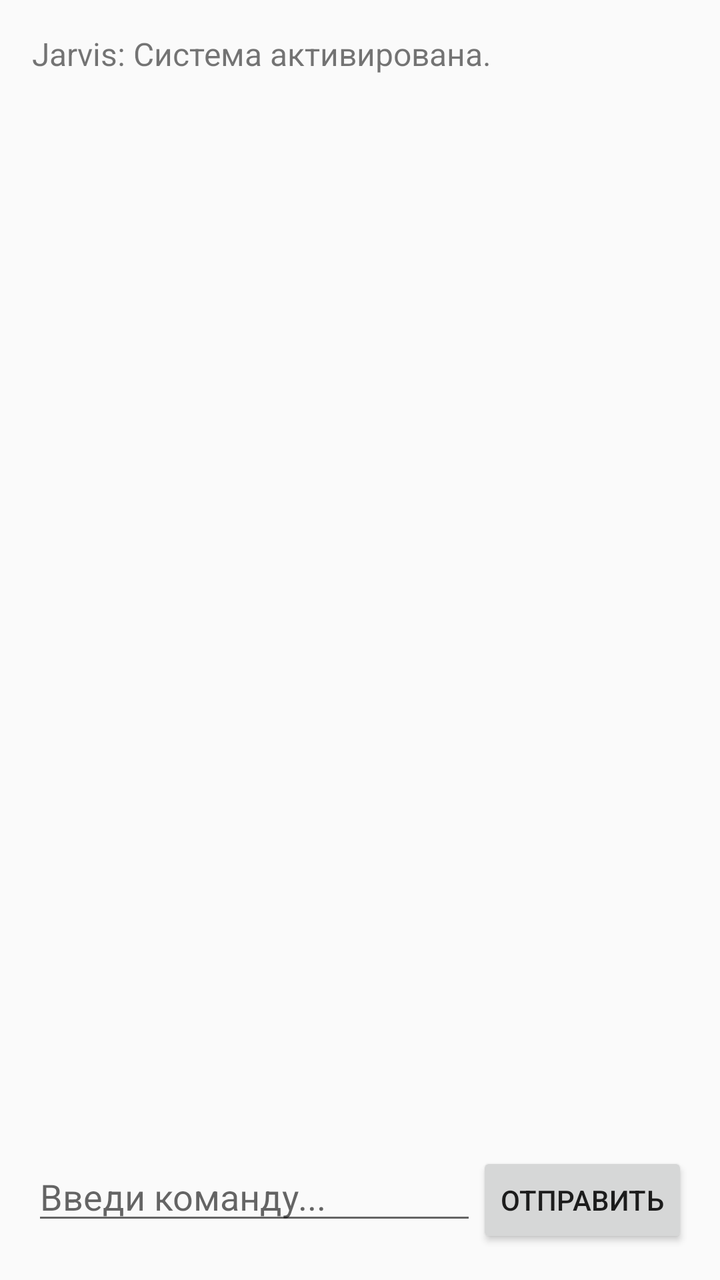
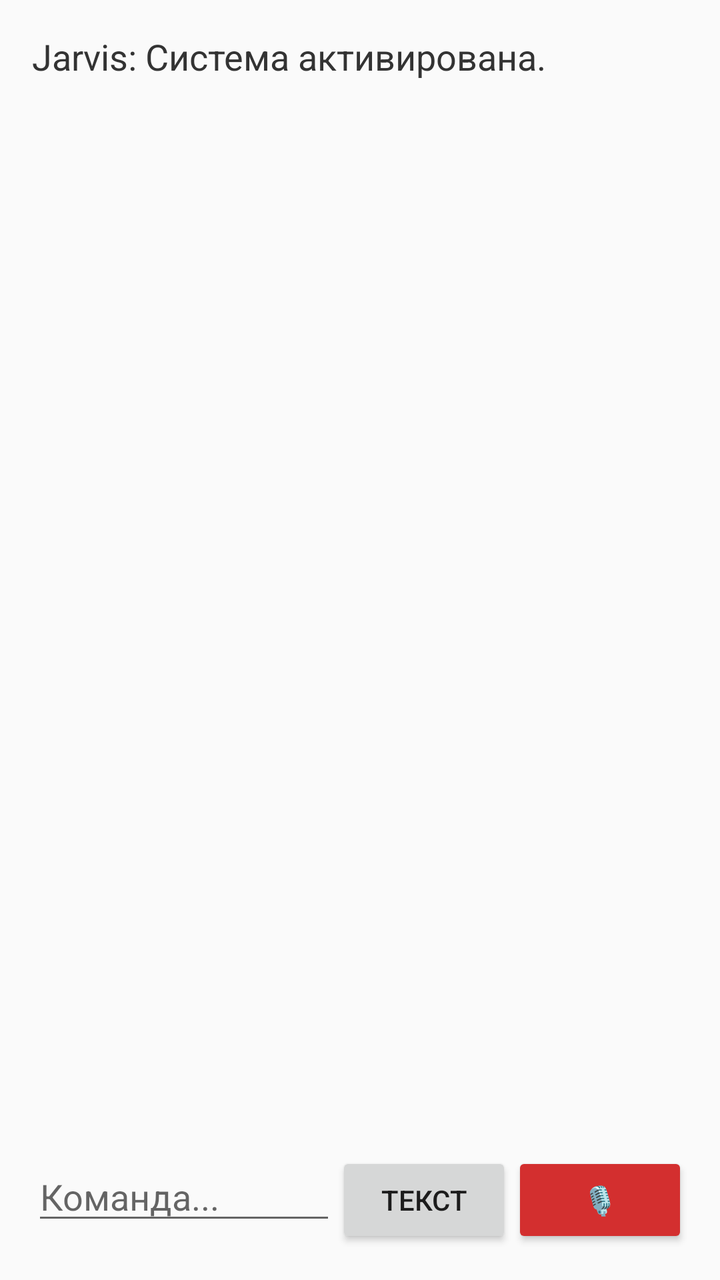

An Android layout rendered at two revisions. The XML below is the earlier revision; the diff shows what the commit changed to produce the second picture.
<!-- AndroidManifest.xml: application theme android:Theme.Material.Light.DarkActionBar -->
<!-- res/layout/activity_main.xml -->
<?xml version="1.0" encoding="utf-8"?>
<LinearLayout xmlns:android="http://schemas.android.com/apk/res/android"
    android:layout_width="match_parent"
    android:layout_height="match_parent"
    android:orientation="vertical"
    android:padding="16dp">

    <ScrollView
        android:layout_width="match_parent"
        android:layout_height="0dp"
        android:layout_weight="1">
        <TextView
            android:id="@+id/chatDisplay"
            android:layout_width="match_parent"
            android:layout_height="wrap_content"
            android:text="Jarvis: Система активирована.\n"
            android:textSize="16sp" />
    </ScrollView>

    <LinearLayout
        android:layout_width="match_parent"
        android:layout_height="wrap_content"
        android:orientation="horizontal"
        android:paddingTop="8dp">

        <EditText
            android:id="@+id/inputField"
            android:layout_width="0dp"
            android:layout_height="wrap_content"
            android:layout_weight="1"
            android:hint="Введи команду..." />

        <Button
            android:id="@+id/sendButton"
            android:layout_width="wrap_content"
            android:layout_height="wrap_content"
            android:text="Отправить" />
    </LinearLayout>
</LinearLayout>
<!-- resources referenced by this layout -->
<resources>

</resources>

<!-- the commit's change to res/layout/activity_main.xml (unified diff, before → after) -->
@@ -6,6 +6,7 @@
     android:padding="16dp">
 
     <ScrollView
+        android:id="@+id/scrollView"
         android:layout_width="match_parent"
         android:layout_height="0dp"
         android:layout_weight="1">
@@ -14,7 +15,8 @@
             android:layout_width="match_parent"
             android:layout_height="wrap_content"
             android:text="Jarvis: Система активирована.\n"
-            android:textSize="16sp" />
+            android:textSize="18sp"
+            android:textColor="#333333"/>
     </ScrollView>
 
     <LinearLayout
@@ -28,12 +30,20 @@
             android:layout_width="0dp"
             android:layout_height="wrap_content"
             android:layout_weight="1"
-            android:hint="Введи команду..." />
+            android:hint="Команда..." />
 
         <Button
             android:id="@+id/sendButton"
             android:layout_width="wrap_content"
             android:layout_height="wrap_content"
-            android:text="Отправить" />
+            android:text="Текст" />
+
+        <Button
+            android:id="@+id/micButton"
+            android:layout_width="wrap_content"
+            android:layout_height="wrap_content"
+            android:text="🎙️"
+            android:backgroundTint="#D32F2F"
+            android:textColor="#FFFFFF"/>
     </LinearLayout>
 </LinearLayout>
